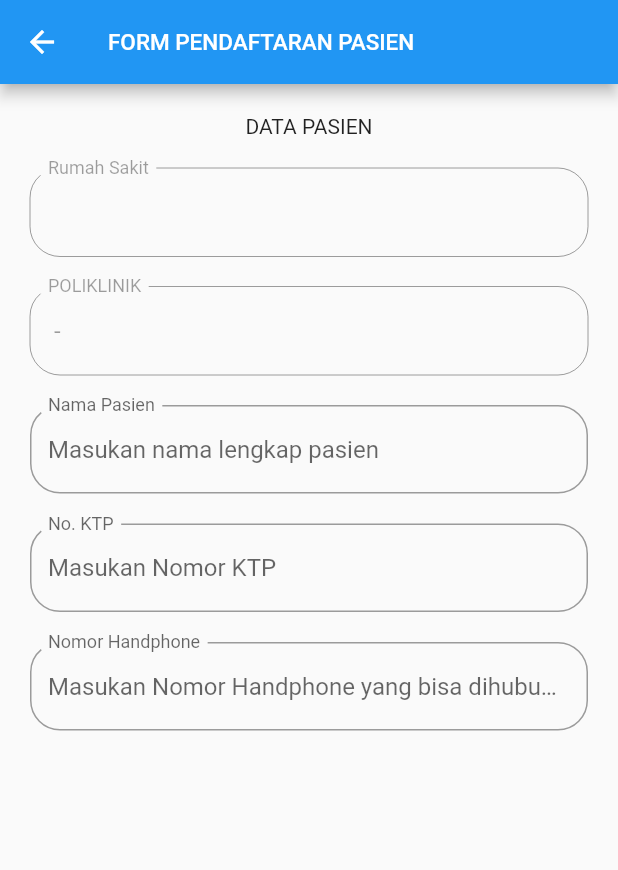
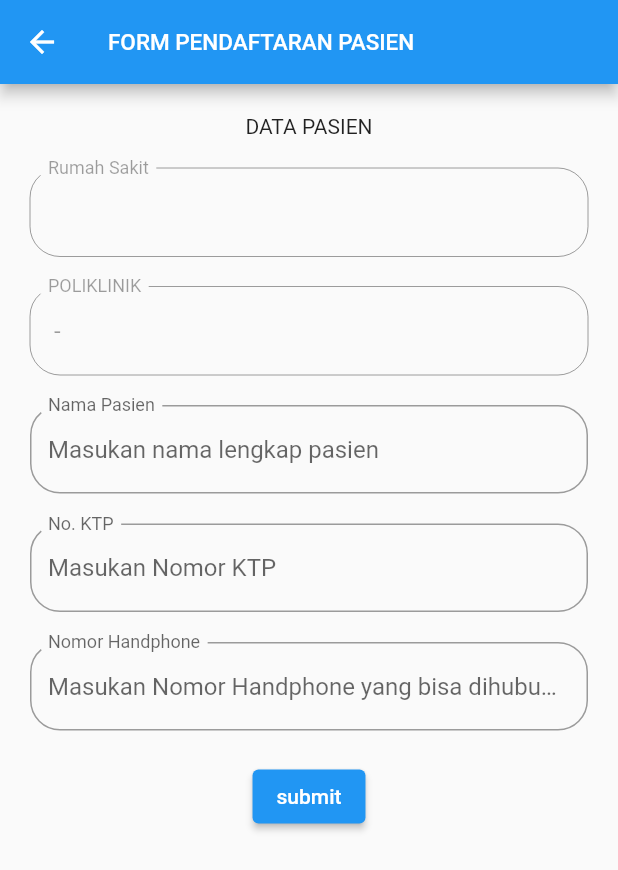
Before and after one commit to dickysap/capstone-dicoding, a Flutter app: the FormPendeftaran screen opened directly with empty values, on a phone screen of 412 x 824 dp. Shown: the top 870 px of the screen. Run offline on Flutter 3.47's test engine with Material 2 defaults, Android fonts, the phone set to English and light mode, and no system bars; our stand-ins replace cloud_firestore, firebase_auth, firebase_core, lottie; accounts and stored records are empty; project files that could hold a hidden picture were left out.

Commit message:
title : change button form pasien Change : (+) add elevated button for submit to firebase

```diff
--- a/lib/pages/form_pendaftaran.dart
+++ b/lib/pages/form_pendaftaran.dart
@@ -44,7 +44,9 @@ class FormPendeftaran extends StatelessWidget {
                 SizedBox(height: 20),
                 InputFormWidget(
                     labelText: "Nomor Handphone",
-                    hintText: "Masukan Nomor Handphone yang bisa dihubungi")
+                    hintText: "Masukan Nomor Handphone yang bisa dihubungi"),
+                SizedBox(height: 20),
+                ElevatedButton(onPressed: () {}, child: Text("submit"))
               ],
             ),
           ),
```
